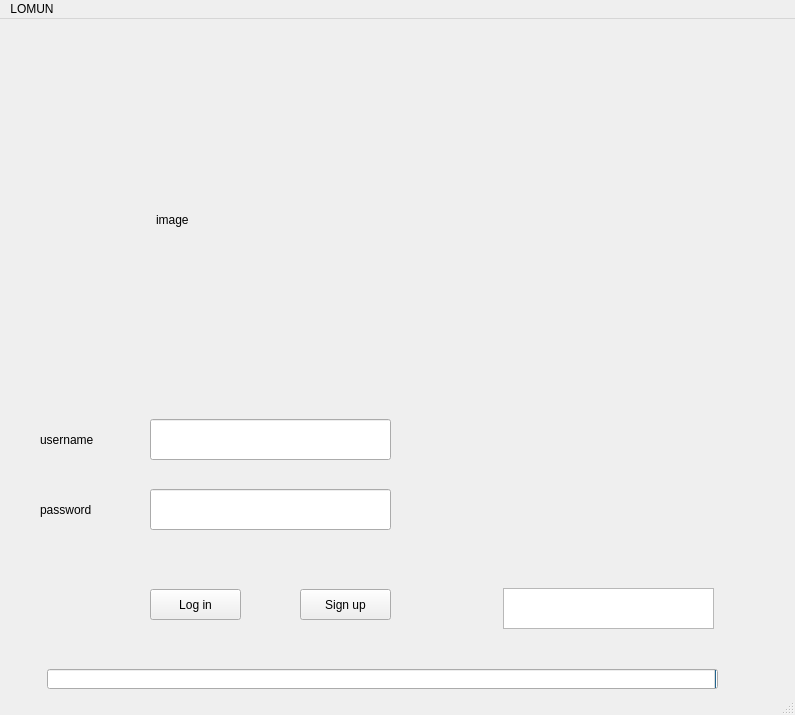
This is loginpage.ui in alikargar20/messenger as Qt 5 draws it before an edit. The edited form follows.
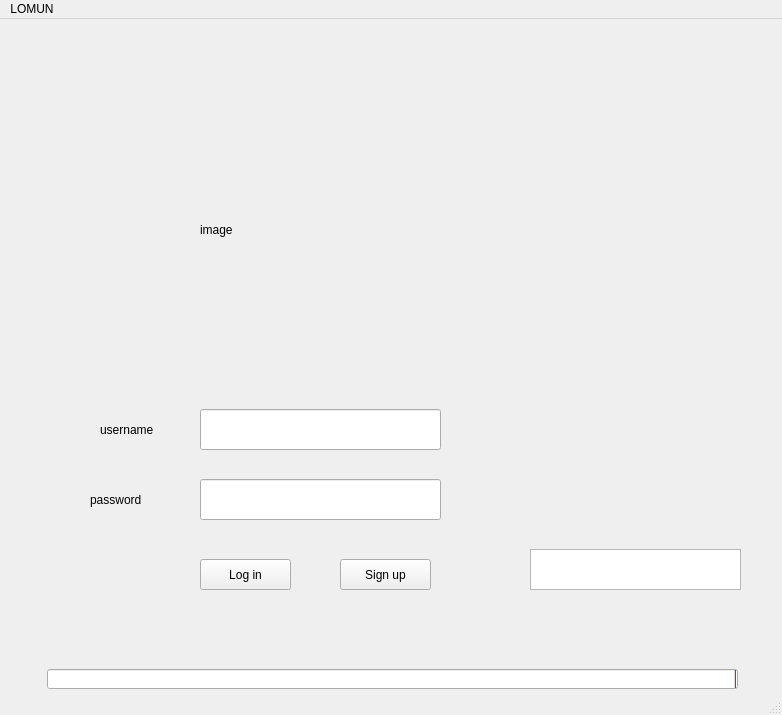
This is the edited form.

Diff of the .ui file:
```diff
--- a/loginpage.ui
+++ b/loginpage.ui
@@ -6,7 +6,7 @@
    <rect>
     <x>0</x>
     <y>0</y>
-    <width>795</width>
+    <width>782</width>
     <height>715</height>
    </rect>
   </property>
@@ -17,8 +17,8 @@
    <widget class="QLineEdit" name="user">
     <property name="geometry">
      <rect>
-      <x>150</x>
-      <y>400</y>
+      <x>200</x>
+      <y>390</y>
       <width>241</width>
       <height>41</height>
      </rect>
@@ -27,8 +27,8 @@
    <widget class="QLineEdit" name="pass">
     <property name="geometry">
      <rect>
-      <x>150</x>
-      <y>470</y>
+      <x>200</x>
+      <y>460</y>
       <width>241</width>
       <height>41</height>
      </rect>
@@ -40,8 +40,8 @@
    <widget class="QLabel" name="label_2">
     <property name="geometry">
      <rect>
-      <x>40</x>
-      <y>410</y>
+      <x>100</x>
+      <y>400</y>
       <width>71</width>
       <height>21</height>
      </rect>
@@ -53,8 +53,8 @@
    <widget class="QLabel" name="label_3">
     <property name="geometry">
      <rect>
-      <x>40</x>
-      <y>480</y>
+      <x>90</x>
+      <y>470</y>
       <width>71</width>
       <height>21</height>
      </rect>
@@ -66,8 +66,8 @@
    <widget class="QPushButton" name="login">
     <property name="geometry">
      <rect>
-      <x>150</x>
-      <y>570</y>
+      <x>200</x>
+      <y>540</y>
       <width>91</width>
       <height>31</height>
      </rect>
@@ -79,8 +79,8 @@
    <widget class="QPushButton" name="signup">
     <property name="geometry">
      <rect>
-      <x>300</x>
-      <y>570</y>
+      <x>340</x>
+      <y>540</y>
       <width>91</width>
       <height>31</height>
      </rect>
@@ -92,8 +92,8 @@
    <widget class="QTextEdit" name="textEdit">
     <property name="geometry">
      <rect>
-      <x>503</x>
-      <y>569</y>
+      <x>530</x>
+      <y>530</y>
       <width>211</width>
       <height>41</height>
      </rect>
@@ -104,7 +104,7 @@
      <rect>
       <x>47</x>
       <y>650</y>
-      <width>671</width>
+      <width>691</width>
       <height>20</height>
      </rect>
     </property>
@@ -124,8 +124,8 @@
    <widget class="QLabel" name="image">
     <property name="geometry">
      <rect>
-      <x>156</x>
-      <y>140</y>
+      <x>200</x>
+      <y>150</y>
       <width>421</width>
       <height>121</height>
      </rect>
@@ -141,8 +141,8 @@
     <rect>
      <x>0</x>
      <y>0</y>
-     <width>795</width>
-     <height>22</height>
+     <width>782</width>
+     <height>20</height>
     </rect>
    </property>
    <widget class="QMenu" name="menuLOMUN">
```
